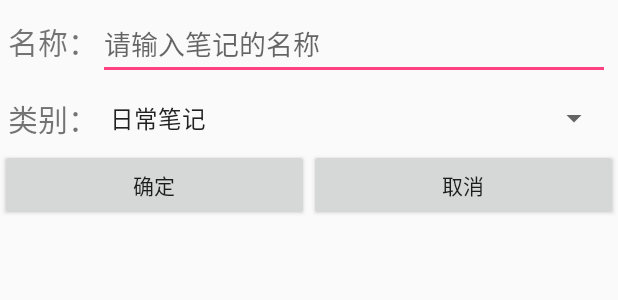
After one commit to Humphrey-Zeng/BoomShare, an Android app: the layout dialog_notes_info.xml on its own in the app's theme, with its tools: preview values and no code run, on a phone screen of 412 x 824 dp. The commit adds this screen. Shown: the top 300 px of the screen. Run offline under Robolectric (Android 15) with nearby library versions, the phone set to English and light mode, and no system bars.

Commit message:
笔记信息(dialog)填充完成 下一步，创建数据库

```diff
--- /dev/null
+++ b/src/main/res/layout/dialog_notes_info.xml
@@ -0,0 +1,70 @@
+<?xml version="1.0" encoding="utf-8"?>
+<LinearLayout xmlns:android="http://schemas.android.com/apk/res/android"
+              android:layout_width="match_parent"
+              android:layout_height="match_parent"
+              android:orientation="vertical">
+
+    <LinearLayout
+        android:layout_width="match_parent"
+        android:layout_height="wrap_content"
+        android:orientation="horizontal"
+        android:padding="5dp">
+
+        <TextView
+            android:layout_width="wrap_content"
+            android:layout_height="wrap_content"
+            android:text="名称："
+            android:textSize="20sp"/>
+
+        <EditText
+            android:id="@+id/et_dialog_notes_name"
+            android:layout_width="match_parent"
+            android:layout_height="wrap_content"
+            android:hint="请输入笔记的名称"/>
+
+    </LinearLayout>
+
+    <LinearLayout
+        android:layout_width="match_parent"
+        android:layout_height="wrap_content"
+        android:gravity="center"
+        android:orientation="horizontal"
+        android:padding="5dp">
+
+        <TextView
+            android:layout_width="wrap_content"
+            android:layout_height="wrap_content"
+            android:text="类别："
+            android:textSize="20sp"/>
+
+        <Spinner
+            android:id="@+id/spinner_dialog_notes_type"
+            android:layout_width="0dp"
+            android:layout_height="wrap_content"
+            android:layout_weight="3"
+            android:entries="@array/notes_type"
+            ></Spinner>
+
+    </LinearLayout>
+
+    <LinearLayout
+        android:layout_width="match_parent"
+        android:layout_height="wrap_content"
+        android:orientation="horizontal">
+
+        <Button
+            android:id="@+id/btn_dialog_notes_info_ok"
+            android:layout_width="0dp"
+            android:layout_height="wrap_content"
+            android:layout_weight="1"
+            android:text="确定"/>
+
+        <Button
+            android:id="@+id/btn_dialog_notes_info_cancel"
+            android:layout_width="0dp"
+            android:layout_height="wrap_content"
+            android:layout_weight="1"
+            android:text="取消"/>
+    </LinearLayout>
+
+</LinearLayout>
--- /dev/null
+++ b/src/main/res/values/arrays.xml
@@ -0,0 +1,8 @@
+<?xml version="1.0" encoding="utf-8"?>
+<resources>
+    <string-array name="notes_type">
+        <item>日常笔记</item>
+        <item>随笔</item>
+        <item>错题本</item>
+    </string-array>
+</resources>
```
Also changed, not shown: src/main/java/com/humphrey/boomshare/activity/SelectPictureActivity.java (+44 -4 lines).
